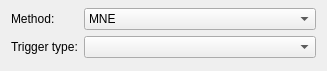
Qt form libraries/disp/viewers/formfiles/minimumnormsettingsview.ui (mne-tools/mne-cpp) before a commit.
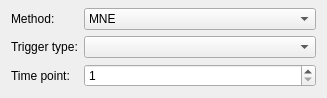
The same form after that commit.

Commit message: Add timing point selection in minimumnormsettingsview. Add timing measurements in some rt libraries and scDisp classes.

Patch:
```diff
--- a/libraries/disp/viewers/formfiles/minimumnormsettingsview.ui
+++ b/libraries/disp/viewers/formfiles/minimumnormsettingsview.ui
@@ -7,7 +7,7 @@
     <x>0</x>
     <y>0</y>
     <width>327</width>
-    <height>71</height>
+    <height>91</height>
    </rect>
   </property>
   <property name="sizePolicy">
@@ -79,6 +79,23 @@
      <item row="1" column="1">
       <widget class="QComboBox" name="m_comboBox_triggerType"/>
      </item>
+     <item row="2" column="1">
+      <widget class="QSpinBox" name="m_spinBox_timepoint">
+       <property name="minimum">
+        <number>1</number>
+       </property>
+       <property name="maximum">
+        <number>10000</number>
+       </property>
+      </widget>
+     </item>
+     <item row="2" column="0">
+      <widget class="QLabel" name="label">
+       <property name="text">
+        <string>Time point:</string>
+       </property>
+      </widget>
+     </item>
     </layout>
    </item>
   </layout>
```
The commit also changes 26 other files.
